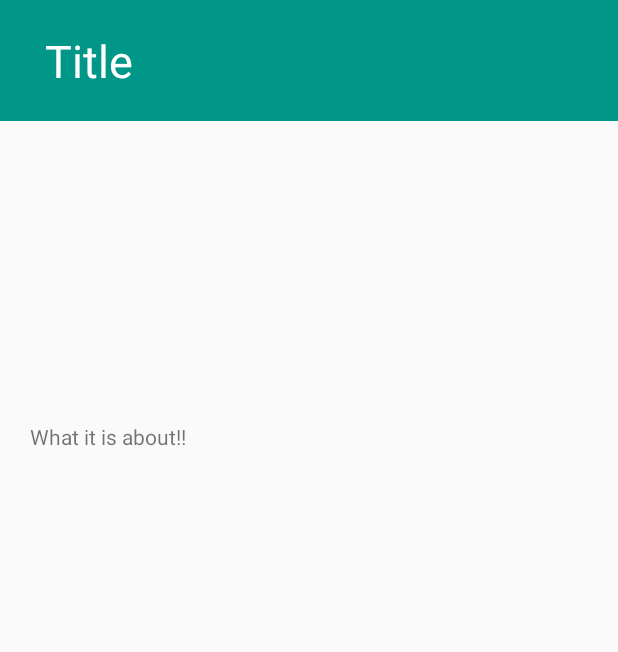
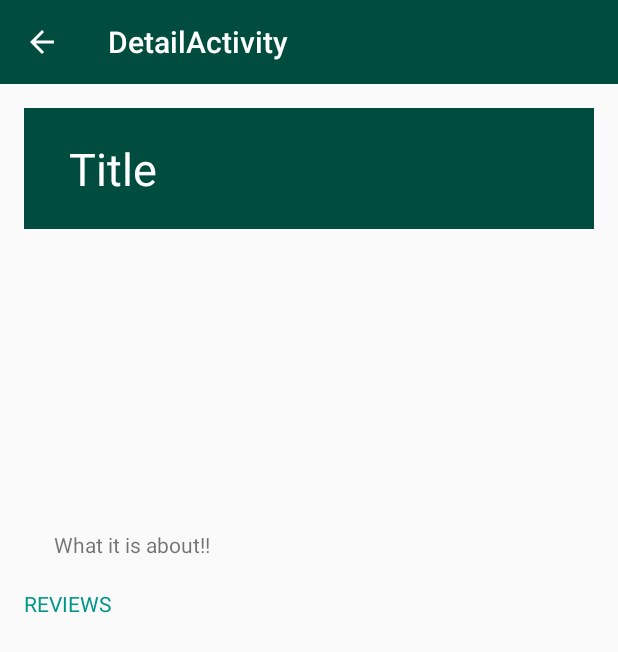
Before and after one commit to codeahead14/PopularMovies-App1, an Android app: the DetailsActivity screen opened directly, with no data from a screen before it, on a phone screen of 412 x 824 dp. Shown: the top 652 px of the screen. Run offline under Robolectric (Android 15) with nearby library versions, the phone set to English and light mode, and no system bars; our stand-ins replace Picasso; network calls fail; pictures from the network do not load.

Commit message:
Display Reviews using LinearLayout

```diff
--- a/app/src/main/java/com/app/movie/cinephilia/DetailsActivity.java
+++ b/app/src/main/java/com/app/movie/cinephilia/DetailsActivity.java
@@ -7,6 +7,7 @@ package com.app.movie.cinephilia;
 import android.os.Bundle;
 
 import android.support.v7.app.AppCompatActivity;
+import android.support.v7.widget.Toolbar;
 
 public class DetailsActivity extends AppCompatActivity {
 
@@ -14,6 +15,10 @@ public class DetailsActivity extends AppCompatActivity {
     protected void onCreate(Bundle savedInstanceState) {
         super.onCreate(savedInstanceState);
         setContentView(R.layout.activity_details_view);
+        Toolbar toolbar = (Toolbar)findViewById(R.id.detailstoolbar);
+        setSupportActionBar(toolbar);
+        getSupportActionBar().setDisplayShowTitleEnabled(true);
+        getSupportActionBar().setDisplayHomeAsUpEnabled(true);
         if (savedInstanceState == null) {
             getSupportFragmentManager().beginTransaction()
                     .add(R.id.container, new DetailsFragment())
--- a/app/src/main/java/com/app/movie/cinephilia/DetailsFragment.java
+++ b/app/src/main/java/com/app/movie/cinephilia/DetailsFragment.java
@@ -1,22 +1,42 @@
 package com.app.movie.cinephilia;
 
+import android.database.DataSetObserver;
+import android.os.Parcelable;
 import android.support.v4.app.Fragment;
 import android.content.Intent;
 import android.os.Bundle;
+import android.util.Log;
 import android.view.LayoutInflater;
 import android.view.View;
 import android.view.ViewGroup;
 import android.widget.ImageView;
+import android.widget.LinearLayout;
+import android.widget.ListAdapter;
+import android.widget.ListView;
 import android.widget.TextView;
 
+import com.app.movie.cinephilia.reviews.FetchReviewTask;
+import com.app.movie.cinephilia.reviews.MovieReviewModel;
+import com.app.movie.cinephilia.reviews.ReviewAdapter;
 import com.squareup.picasso.Picasso;
+
+import java.lang.reflect.Array;
+import java.util.ArrayList;
+import java.util.Arrays;
 
 /**
  * Created by GAURAV on 19-12-2015.
  */
 public class DetailsFragment extends Fragment {
     private static final String TAG = DetailsFragment.class.getSimpleName();
-    private ImageView imageView;
+    private boolean mHasData;
+    private Intent intent;
+    private MovieModel movie;
+    private ArrayList<MovieReviewModel> mReviewData;
+    private ReviewAdapter mReviewAdapter;
+
+    /** ListView for Reviews**/
+    ListView reviewList;
 
     public DetailsFragment() {
     }
@@ -24,16 +44,41 @@ public class DetailsFragment extends Fragment {
     @Override
     public void onCreate(Bundle savedInstanceState){
         super.onCreate(savedInstanceState);
+
+        intent = getActivity().getIntent();
+        if(intent!=null && intent.hasExtra(Intent.EXTRA_TEXT)) {
+            mHasData = true;
+            // Using Parcelable to get parcel object
+            movie = intent.getExtras().getParcelable(Intent.EXTRA_TEXT);
+            // Initializing the ReviewAdapter over listview
+            mReviewData = new ArrayList<>();
+            mReviewAdapter = new ReviewAdapter(getActivity(), R.layout.list_item_review, mReviewData);
+            FetchReviewTask reviewTask = new FetchReviewTask(getActivity(),mReviewAdapter);
+            reviewTask.execute(Integer.toString(movie.getId()));
+            // Initializing the TrailerAdapter
+        }
     }
 
     @Override
     public View onCreateView(LayoutInflater inflater, ViewGroup container,
                              Bundle savedInstanceState) {
-        Intent intent = getActivity().getIntent();
         final View rootView = inflater.inflate(R.layout.fragment_detail, container, false);
-        if(intent!=null && intent.hasExtra(Intent.EXTRA_TEXT)){
-            // Using Parcelable to get parcel object
-            final MovieModel movie = intent.getExtras().getParcelable(Intent.EXTRA_TEXT);
+        if(mHasData){
+            /*reviewList = (ListView)rootView.findViewById(R.id.review_list);
+            reviewList.setAdapter(mReviewAdapter);
+            mReviewAdapter.registerDataSetObserver(new DataSetObserver() {
+                @Override
+                public void onChanged() {
+                    super.onChanged();
+                    Utility.setListViewHeightBasedOnChildren(reviewList);
+                }
+            });*/
+
+            LinearLayout linearlayout = (LinearLayout)rootView.findViewById(R.id.review_list);
+            ListAdapter adapter = mReviewAdapter;
+            for(int iter=0; iter<adapter.getCount();iter++){
+                linearlayout.addView(adapter.getView(iter, null, null));
+            }
 
             TextView titleTextView = (TextView)rootView.findViewById(R.id.text_view_title);
             titleTextView.setText(movie.getTitle());
--- a/app/src/main/java/com/app/movie/cinephilia/MovieModel.java
+++ b/app/src/main/java/com/app/movie/cinephilia/MovieModel.java
@@ -65,6 +65,10 @@ public class MovieModel implements Parcelable{
         return vote_count;
     }
 
+    public int getId(){
+        return id;
+    }
+
     @Override
     public int describeContents() {
         return 0;
--- a/app/src/main/res/layout/activity_details_view.xml
+++ b/app/src/main/res/layout/activity_details_view.xml
@@ -1,4 +1,28 @@
-<FrameLayout xmlns:android="http://schemas.android.com/apk/res/android"
-    xmlns:tools="http://schemas.android.com/tools" android:id="@+id/container"
-    android:layout_width="match_parent" android:layout_height="match_parent"
-    tools:context="com.example.android.sunshine.app.DetailActivity" tools:ignore="MergeRootFrame" />
+<LinearLayout
+    xmlns:android="http://schemas.android.com/apk/res/android"
+    android:layout_height="wrap_content"
+    android:layout_width="match_parent"
+    android:orientation="vertical">
+
+    <android.support.v7.widget.Toolbar
+        android:id="@+id/detailstoolbar"
+        android:layout_width="match_parent"
+        android:layout_height="?attr/actionBarSize"
+        android:theme="@style/ThemeOverlay.AppCompat.Dark.ActionBar"/>
+
+    <FrameLayout xmlns:android="http://schemas.android.com/apk/res/android"
+        xmlns:tools="http://schemas.android.com/tools"
+        android:id="@+id/container"
+        android:layout_width="match_parent"
+        android:layout_height="match_parent"
+        tools:context="com.app.movie.cinephilia.DetailsActivity"
+        tools:ignore="MergeRootFrame" />
+
+</LinearLayout>
+
+
+
+    <!--<FrameLayout xmlns:android="http://schemas.android.com/apk/res/android"
+        xmlns:tools="http://schemas.android.com/tools" android:id="@+id/container"
+        android:layout_width="match_parent" android:layout_height="match_parent"
+        tools:context="com.example.android.sunshine.app.DetailActivity" tools:ignore="MergeRootFrame" /> -->
--- a/app/src/main/res/layout/activity_main.xml
+++ b/app/src/main/res/layout/activity_main.xml
@@ -1,6 +1,7 @@
-<FrameLayout xmlns:android="http://schemas.android.com/apk/res/android"
+<LinearLayout xmlns:android="http://schemas.android.com/apk/res/android"
     xmlns:tools="http://schemas.android.com/tools" android:id="@+id/container"
     android:layout_width="match_parent" android:layout_height="match_parent"
+    android:orientation="vertical"
     tools:context=".MainActivity" tools:ignore="MergeRootFrame">
 
     <android.support.v7.widget.Toolbar
@@ -11,7 +12,6 @@
         <ImageView
             android:layout_width="wrap_content"
             android:layout_height="match_parent"
-            android:src="@drawable/ic_launcher"
             android:scaleType="center"/>
     </android.support.v7.widget.Toolbar>
 
@@ -24,4 +24,4 @@
         android:layout_height="match_parent"
         app:layout_behavior="@string/appbar_scrolling_view_behavior"
         tools:layout="@layout/fragment_main" />
-</FrameLayout>
+</LinearLayout>
--- a/app/src/main/res/layout/fragment_detail.xml
+++ b/app/src/main/res/layout/fragment_detail.xml
@@ -1,40 +1,43 @@
-<?xml version="1.0" encoding="utf-8"?>
-<LinearLayout xmlns:android="http://schemas.android.com/apk/res/android"
+<?xml version="1.0" encoding="utf-8"?><!--<LinearLayout xmlns:android="http://schemas.android.com/apk/res/android"
     xmlns:tools="http://schemas.android.com/tools"
     android:layout_width="match_parent"
     android:layout_height="match_parent"
     android:orientation="vertical"
     tools:showIn="@layout/activity_details_view"
-    tools:context="com.example.android.sunshine.app.DetailActivityFragment">
+    tools:context="com.example.android.sunshine.app.DetailActivityFragment"> -->
+<android.support.v4.widget.NestedScrollView xmlns:android="http://schemas.android.com/apk/res/android"
+    android:layout_width="match_parent"
+    android:layout_height="match_parent"
+    android:padding="16dp">
 
-    <ScrollView
+    <ScrollView xmlns:android="http://schemas.android.com/apk/res/android"
         android:layout_width="match_parent"
         android:layout_height="match_parent">
 
         <LinearLayout
             android:layout_width="match_parent"
-            android:layout_height="match_parent"
+            android:layout_height="wrap_content"
             android:orientation="vertical">
 
             <TextView
                 android:id="@+id/text_view_title"
                 android:layout_width="match_parent"
                 android:layout_height="wrap_content"
-                android:background="#009688"
-                android:textColor="@android:color/white"
-                android:paddingTop="20dp"
+                android:background="#004d40"
                 android:paddingBottom="20dp"
                 android:paddingLeft="30dp"
                 android:paddingRight="20dp"
-                android:textSize="30dp"
-                android:text="Title"/>
+                android:paddingTop="20dp"
+                android:text="Title"
+                android:textColor="@android:color/white"
+                android:textSize="30dp" />
 
             <LinearLayout
                 android:layout_width="match_parent"
                 android:layout_height="wrap_content"
                 android:orientation="horizontal"
-                android:paddingTop="10dp"
-                android:paddingBottom="15dp">
+                android:paddingBottom="15dp"
+                android:paddingTop="10dp">
 
                 <FrameLayout
                     android:layout_width="match_parent"
@@ -45,35 +48,35 @@
                         android:id="@+id/image_view_poster"
                         android:layout_width="match_parent"
                         android:layout_height="175dp"
-                        android:scaleType="fitCenter"/>
+                        android:scaleType="fitCenter" />
 
                 </FrameLayout>
 
                 <LinearLayout
-                    android:orientation="vertical"
                     android:layout_width="match_parent"
                     android:layout_height="match_parent"
                     android:layout_weight="1"
+                    android:orientation="vertical"
                     android:paddingLeft="5dp">
 
                     <TextView
                         android:id="@+id/text_view_release_date"
                         android:layout_width="match_parent"
                         android:layout_height="wrap_content"
-                        android:textSize="15dp"
-                        android:paddingBottom="10dp"/>
+                        android:paddingBottom="10dp"
+                        android:textSize="15dp" />
 
                     <TextView
                         android:id="@+id/text_view_user_rating"
                         android:layout_width="match_parent"
                         android:layout_height="wrap_content"
-                        android:paddingBottom="10dp"/>
+                        android:paddingBottom="10dp" />
 
                     <TextView
                         android:id="@+id/text_view_vote_count"
                         android:layout_width="match_parent"
                         android:layout_height="wrap_content"
-                        android:paddingBottom="10dp"/>
+                        android:paddingBottom="10dp" />
 
                 </LinearLayout>
 
@@ -83,19 +86,30 @@
                 android:id="@+id/text_view_synopsis"
                 android:layout_width="match_parent"
                 android:layout_height="wrap_content"
-                android:text="What it is about!!"
+                android:paddingBottom="20dp"
                 android:paddingLeft="20dp"
                 android:paddingRight="20dp"
-                android:paddingBottom="20dp"/>
+                android:text="What it is about!!" />
+
+
+            <ImageView
+                android:id="@+id/full_image"
+                android:layout_width="match_parent"
+                android:layout_height="match_parent"
+                android:layout_gravity="center"
+                android:contentDescription="@string/full_image_desc"
+                android:scaleType="fitCenter" />
+
+            <TextView
+                android:id="@+id/review_head"
+                android:layout_width="wrap_content"
+                android:layout_height="wrap_content"
+                android:text="REVIEWS"
+                android:textColor="@color/colorPrimaryDark" />
+
+            <include layout="@layout/review_list_layout" />
 
         </LinearLayout>
 
     </ScrollView>
-
-    <ImageView
-        android:id="@+id/full_image"
-        android:layout_width="match_parent"
-        android:layout_height="match_parent"
-        android:layout_gravity="center"
-        android:scaleType="fitCenter" />
-</LinearLayout>
+</android.support.v4.widget.NestedScrollView>
--- a/app/src/main/res/values/colors.xml
+++ b/app/src/main/res/values/colors.xml
@@ -1,7 +1,7 @@
 <?xml version="1.0" encoding="utf-8"?>
 <resources>
-    <color name="colorPrimary"> #f44336</color>
-    <color name="colorPrimaryDark">#b71c1c</color>
+    <color name="colorPrimary"> #004d40</color>
+    <color name="colorPrimaryDark">#009688</color>
     <color name="colorAccent">#bbdefb</color>
 
     <!-- Added from Picasso Samples-->
--- a/app/src/main/res/values/strings.xml
+++ b/app/src/main/res/values/strings.xml
@@ -18,4 +18,5 @@
         <item>"Highest Rated"</item>
     </string-array>
     <string name="pref_sort_order">"Most Popular"</string>
+    <string name="full_image_desc">This is full screen image of the movie </string>
 </resources>
```
Also changed, not shown: app/src/main/java/com/app/movie/cinephilia/DetailsActivityFragment.java (deleted, +0 -75 lines), app/src/main/java/com/app/movie/cinephilia/Utility.java (added, +35 -0 lines), app/src/main/java/com/app/movie/cinephilia/reviews/FetchReviewTask.java (added, +193 -0 lines), app/src/main/java/com/app/movie/cinephilia/reviews/MovieReviewModel.java (added, +46 -0 lines), app/src/main/java/com/app/movie/cinephilia/reviews/ReviewAdapter.java (added, +51 -0 lines), app/src/main/java/com/app/movie/cinephilia/trailers/TrailerAdapter.java (added, +7 -0 lines), app/src/main/res/layout/content_main.xml (deleted, +0 -9 lines), app/src/main/res/layout/list_item_review.xml (added, +16 -0 lines), app/src/main/res/layout/review_list_layout.xml (added, +13 -0 lines).
